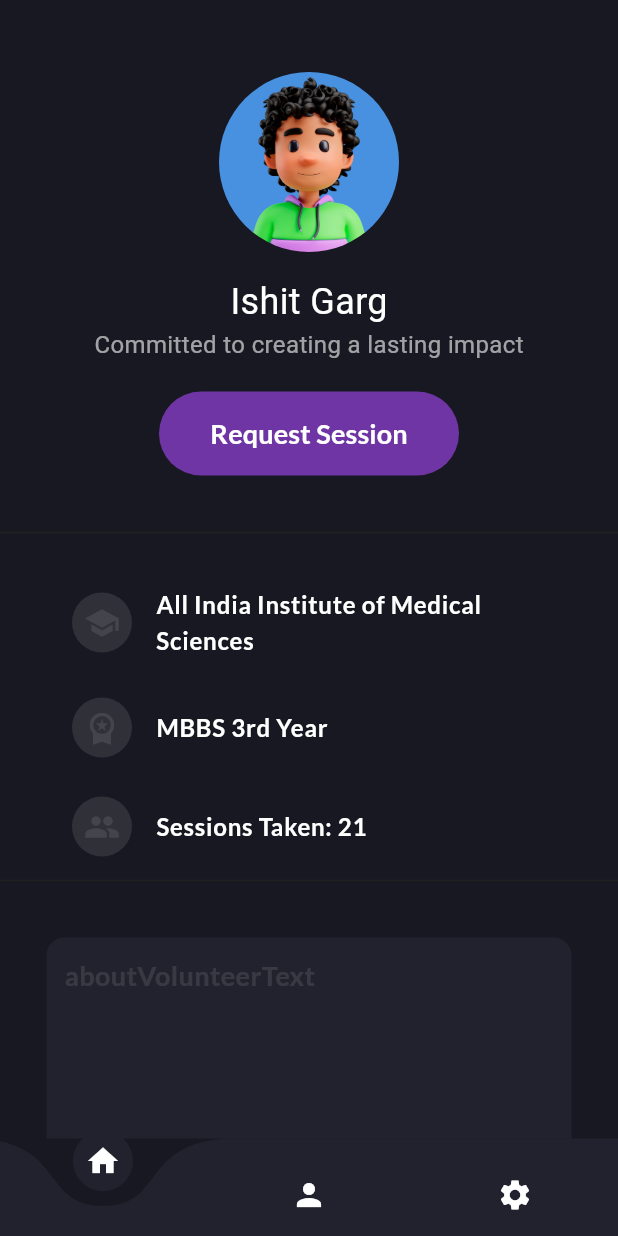
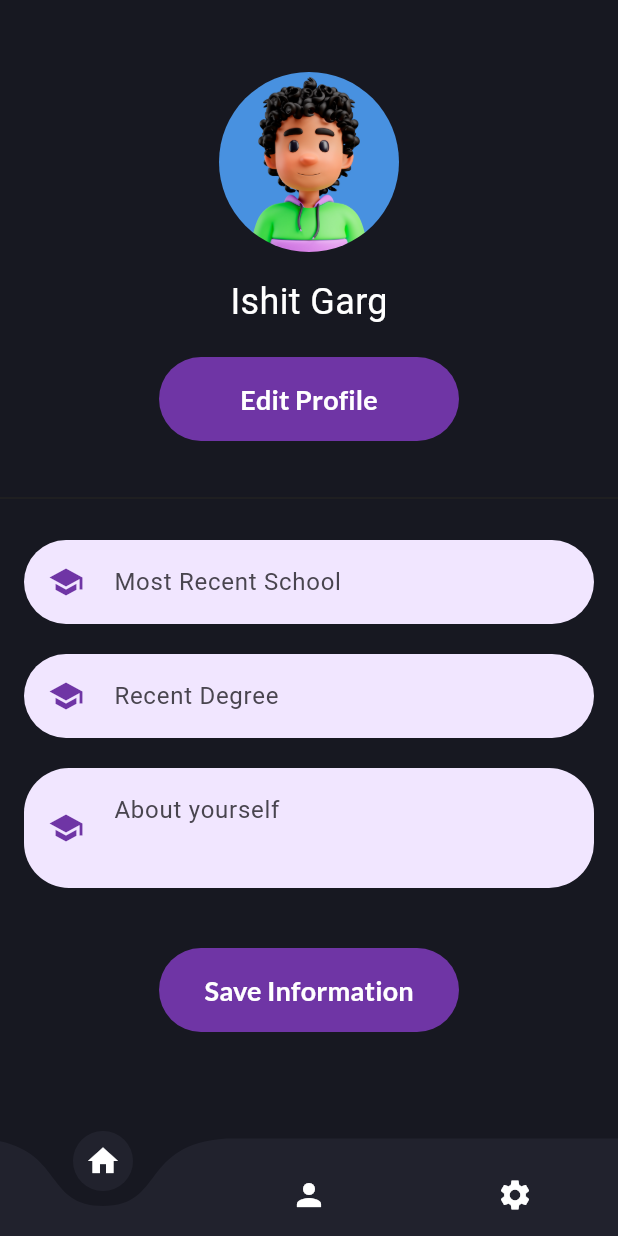
Before and after one commit to ishit16/heal-chat, a Flutter app: the UserProfileScreen screen opened by its route, on a phone screen of 412 x 824 dp. Run offline on Flutter 3.47's test engine with Material 3 defaults, Android fonts, the phone set to English and light mode, and no system bars; drawn by our look-alikes of curved_navigation_bar; our stand-ins replace appwrite, flutter_riverpod, flutter_svg, fpdart, go_router, google_fonts; network calls fail.

Commit message:
FEATURE: Added EditProfile Widget

```diff
--- /dev/null
+++ b/lib/common/edit_user_info.dart
@@ -0,0 +1,94 @@
+import 'package:flutter/material.dart';
+import 'package:google_fonts/google_fonts.dart';
+import 'package:heal_chat/constants/theme_constants.dart';
+
+class EditUserInfo extends StatefulWidget {
+  const EditUserInfo({super.key});
+
+  @override
+  State<EditUserInfo> createState() => _EditUserInfoState();
+}
+
+class _EditUserInfoState extends State<EditUserInfo> {
+  final schoolNameController = TextEditingController();
+  final aboutController = TextEditingController();
+  final degreeController = TextEditingController();
+
+  @override
+  void dispose() {
+    super.dispose();
+    schoolNameController.dispose();
+    degreeController.dispose();
+    aboutController.dispose();
+  }
+
+  @override
+  Widget build(BuildContext context) {
+    return Column(
+      children: [
+        Padding(
+          padding: const EdgeInsets.only(left: 16.0, right: 16.0),
+          child: TextFormField(
+            controller: schoolNameController,
+            textInputAction: TextInputAction.done,
+            cursorColor: kPrimaryColor,
+            decoration: const InputDecoration(
+              hintText: "Most Recent School",
+              prefixIcon: Padding(
+                padding: EdgeInsets.all(defaultPadding),
+                child: Icon(Icons.school),
+              ),
+            ),
+          ),
+        ),
+        const SizedBox(height: 20),
+        Padding(
+          padding: const EdgeInsets.only(left: 16.0, right: 16.0),
+          child: TextFormField(
+            controller: degreeController,
+            textInputAction: TextInputAction.done,
+            cursorColor: kPrimaryColor,
+            decoration: const InputDecoration(
+              hintText: "Recent Degree",
+              prefixIcon: Padding(
+                padding: EdgeInsets.all(defaultPadding),
+                child: Icon(Icons.school),
+              ),
+            ),
+          ),
+        ),
+        const SizedBox(height: 20),
+        Padding(
+          padding: const EdgeInsets.only(left: 16.0, right: 16.0),
+          child: TextFormField(
+            controller: aboutController,
+            textInputAction: TextInputAction.newline,
+            maxLines: 2,
+            cursorColor: kPrimaryColor,
+            decoration: const InputDecoration(
+              hintText: "About yourself",
+              prefixIcon: Padding(
+                padding: EdgeInsets.all(defaultPadding),
+                child: Icon(Icons.school),
+              ),
+            ),
+          ),
+        ),
+        const SizedBox(height: 40),
+        SizedBox(
+          width: 200,
+          child: ElevatedButton(
+            onPressed: () {},
+            child: Text(
+              "Save Information",
+              style: GoogleFonts.lato(
+                  color: Colors.white,
+                  fontSize: 18,
+                  fontWeight: FontWeight.bold),
+            ),
+          ),
+        )
+      ],
+    );
+  }
+}
--- /dev/null
+++ b/lib/common/user_profile_info.dart
@@ -0,0 +1,46 @@
+// ignore_for_file: public_member_api_docs, sort_constructors_first
+import 'package:flutter/material.dart';
+
+import 'package:heal_chat/features/volunteer_profile/presentation/about_volunteer.dart';
+import 'package:heal_chat/features/volunteer_profile/presentation/profile_item.dart';
+
+class UserProfileInformation extends StatelessWidget {
+  final String schoolName;
+  final String degree;
+  final String sessionsTaken;
+  final String aboutVolunteerText;
+  const UserProfileInformation({
+    Key? key,
+    required this.schoolName,
+    required this.degree,
+    required this.sessionsTaken,
+    required this.aboutVolunteerText,
+  }) : super(key: key);
+
+  @override
+  Widget build(BuildContext context) {
+    return Column(
+      children: [
+        ProfileItem(
+          title: schoolName,
+          icon: Icons.school,
+        ),
+        const SizedBox(height: 10),
+        ProfileItem(
+          title: degree,
+          icon: Icons.workspace_premium,
+        ),
+        const SizedBox(height: 10),
+        ProfileItem(
+          title: "Sessions Taken: $sessionsTaken",
+          icon: Icons.group,
+        ),
+        Divider(
+          color: Colors.grey.shade900,
+        ),
+        const SizedBox(height: 30),
+        AboutVolunteer(aboutVolunteerText: aboutVolunteerText)
+      ],
+    );
+  }
+}
--- a/lib/common/user_profile_screen.dart
+++ b/lib/common/user_profile_screen.dart
@@ -1,12 +1,17 @@
 import 'package:curved_navigation_bar/curved_navigation_bar.dart';
 import 'package:flutter/material.dart';
 import 'package:google_fonts/google_fonts.dart';
-import 'package:heal_chat/features/volunteer_profile/presentation/about_volunteer.dart';
-import 'package:heal_chat/features/volunteer_profile/presentation/profile_item.dart';
+import 'package:heal_chat/common/edit_user_info.dart';
+import 'package:heal_chat/common/user_profile_info.dart';
 
-class UserProfileScreen extends StatelessWidget {
+class UserProfileScreen extends StatefulWidget {
   const UserProfileScreen({super.key});
 
+  @override
+  State<UserProfileScreen> createState() => _UserProfileScreenState();
+}
+
+class _UserProfileScreenState extends State<UserProfileScreen> {
   @override
   Widget build(BuildContext context) {
     return Scaffold(
@@ -39,21 +44,13 @@ class UserProfileScreen extends StatelessWidget {
                     fontWeight: FontWeight.w400,
                   ),
                 ),
-                Text(
-                  "Committed to creating a lasting impact",
-                  style: GoogleFonts.roboto(
-                    color: Colors.white60,
-                    fontSize: 16,
-                    fontWeight: FontWeight.w400,
-                  ),
-                ),
                 const SizedBox(height: 20),
                 SizedBox(
                   width: 200,
                   child: ElevatedButton(
                       onPressed: () {},
                       child: Text(
-                        "Request Session",
+                        "Edit Profile",
                         style: GoogleFonts.lato(
                             color: Colors.white,
                             fontSize: 18,
@@ -65,25 +62,13 @@ class UserProfileScreen extends StatelessWidget {
                   color: Colors.grey.shade900,
                 ),
                 const SizedBox(height: 20),
-                const ProfileItem(
-                  title: "All India Institute of Medical Sciences",
-                  icon: Icons.school,
-                ),
-                const SizedBox(height: 10),
-                const ProfileItem(
-                  title: "MBBS 3rd Year",
-                  icon: Icons.workspace_premium,
-                ),
-                const SizedBox(height: 10),
-                const ProfileItem(
-                  title: "Sessions Taken: 21",
-                  icon: Icons.group,
-                ),
-                Divider(
-                  color: Colors.grey.shade900,
-                ),
-                const SizedBox(height: 30),
-                const AboutVolunteer(aboutVolunteerText: "aboutVolunteerText")
+                const EditUserInfo(),
+                // const UserProfileInformation(
+                //   schoolName: "Institute of Technology (Bombay)",
+                //   degree: 'B.Tech',
+                //   sessionsTaken: '21',
+                //   aboutVolunteerText: 'Hii',
+                // ),
               ],
             ),
           ),
```
